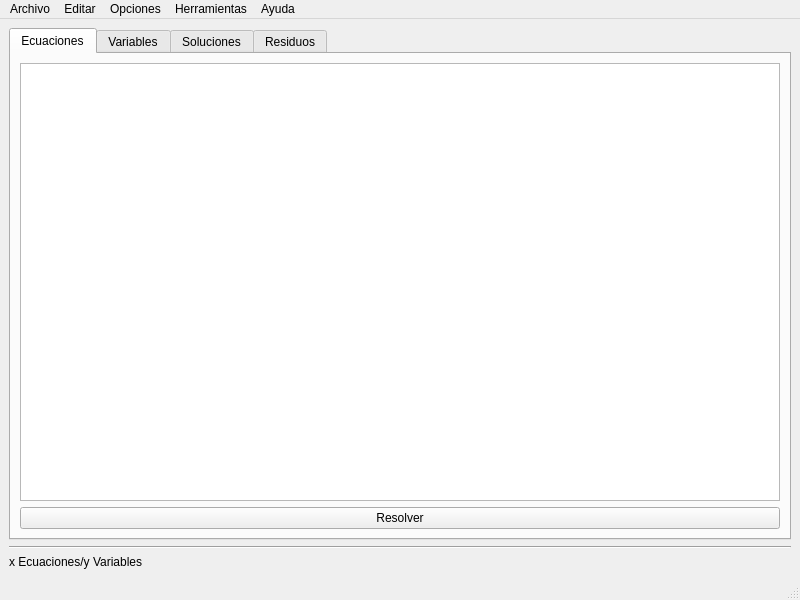
First picture: the form in GUI/MainWindow.ui, repository jon85p/pyENL, before the edit.
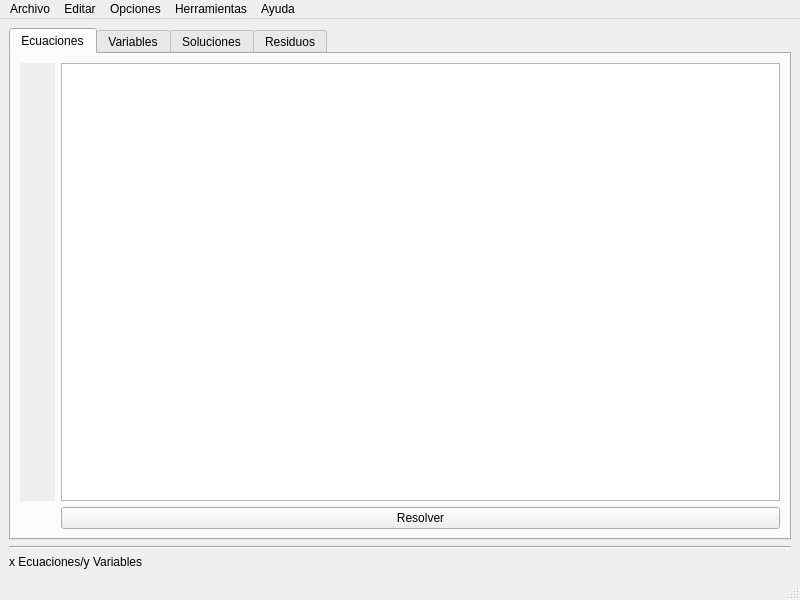
Second picture: the form after the edit. Icons and pictures are not drawn.

Commit message: add numberlines to box equations

Diff of the .ui file:
```diff
--- a/GUI/MainWindow.ui
+++ b/GUI/MainWindow.ui
@@ -38,10 +38,45 @@
         <string>Ecuaciones</string>
        </attribute>
        <layout class="QGridLayout" name="gridLayout">
-        <item row="0" column="0">
+        <item row="0" column="1">
          <widget class="QPlainTextEdit" name="cajaTexto"/>
         </item>
-        <item row="1" column="0">
+        <item row="0" column="0">
+         <widget class="QTextEdit" name="cajaNumeracion">
+          <property name="enabled">
+           <bool>false</bool>
+          </property>
+          <property name="maximumSize">
+           <size>
+            <width>35</width>
+            <height>16777215</height>
+           </size>
+          </property>
+          <property name="layoutDirection">
+           <enum>Qt::RightToLeft</enum>
+          </property>
+          <property name="frameShape">
+           <enum>QFrame::NoFrame</enum>
+          </property>
+          <property name="verticalScrollBarPolicy">
+           <enum>Qt::ScrollBarAlwaysOff</enum>
+          </property>
+          <property name="horizontalScrollBarPolicy">
+           <enum>Qt::ScrollBarAlwaysOff</enum>
+          </property>
+          <property name="html">
+           <string>&lt;!DOCTYPE HTML PUBLIC &quot;-//W3C//DTD HTML 4.0//EN&quot; &quot;http://www.w3.org/TR/REC-html40/strict.dtd&quot;&gt;
+&lt;html&gt;&lt;head&gt;&lt;meta name=&quot;qrichtext&quot; content=&quot;1&quot; /&gt;&lt;style type=&quot;text/css&quot;&gt;
+p, li { white-space: pre-wrap; }
+&lt;/style&gt;&lt;/head&gt;&lt;body style=&quot; font-family:'MS Shell Dlg 2'; font-size:8.25pt; font-weight:400; font-style:normal;&quot;&gt;
+&lt;p align=&quot;right&quot; style=&quot;-qt-paragraph-type:empty; margin-top:0px; margin-bottom:0px; margin-left:0px; margin-right:0px; -qt-block-indent:0; text-indent:0px;&quot;&gt;&lt;br /&gt;&lt;/p&gt;&lt;/body&gt;&lt;/html&gt;</string>
+          </property>
+          <property name="textInteractionFlags">
+           <set>Qt::NoTextInteraction</set>
+          </property>
+         </widget>
+        </item>
+        <item row="1" column="1">
          <widget class="QPushButton" name="solve_button">
           <property name="text">
            <string>Resolver</string>
```
Left out of the diff: 2 changed lines with no effect on the pictures. The commit also changes 2 other files.
